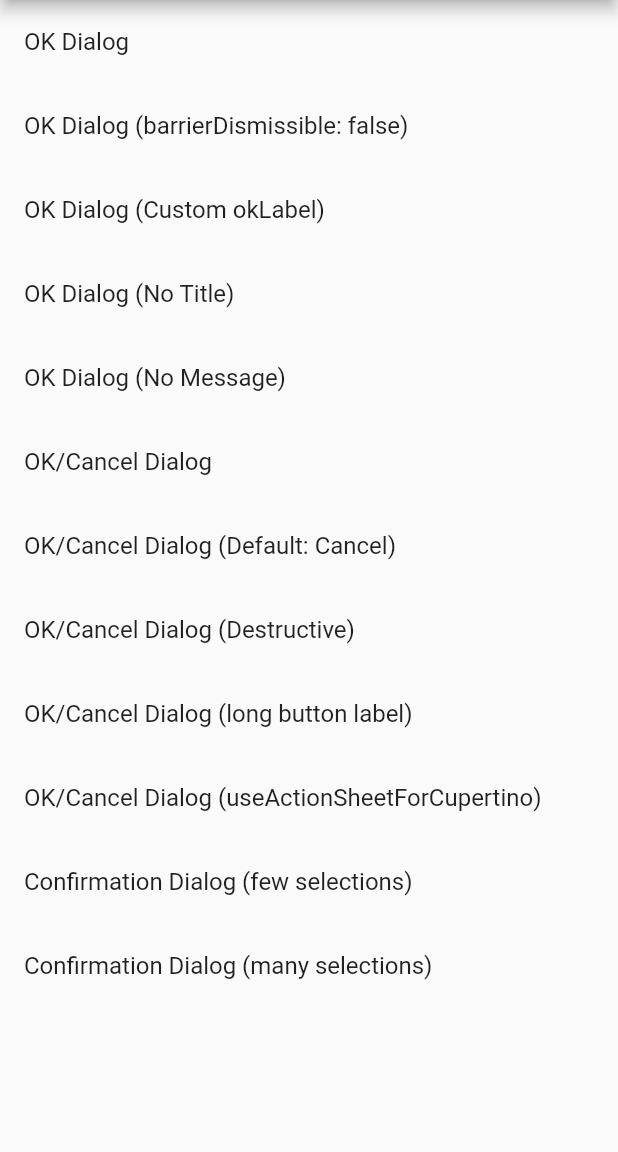
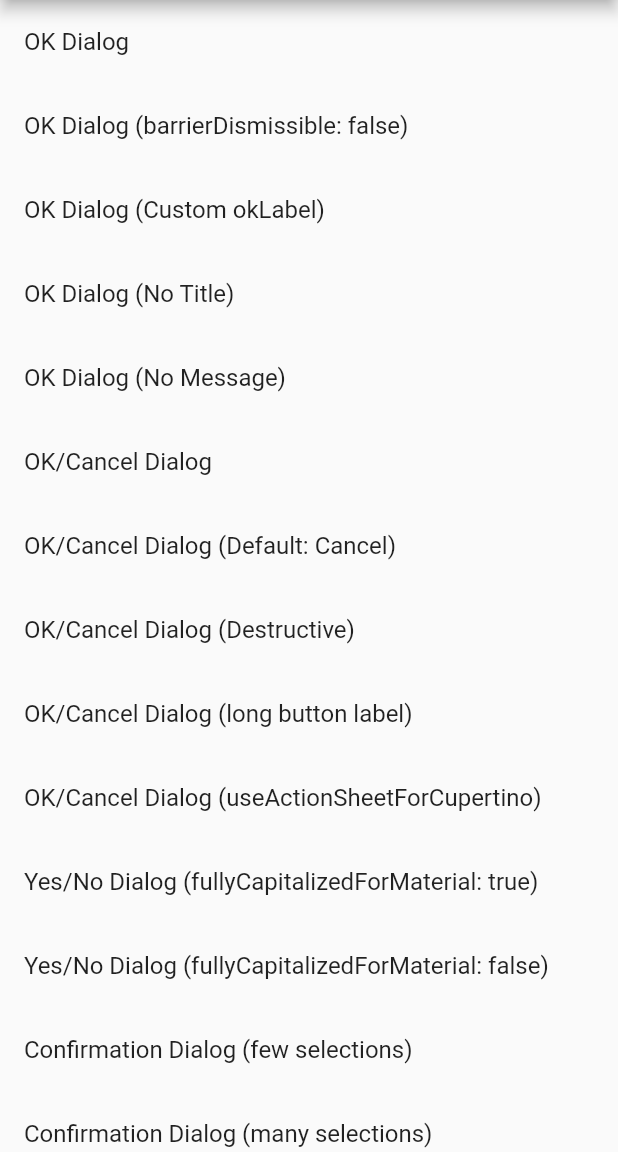
Before and after one commit to mono0926/adaptive_dialog, a Flutter app: the AlertPage screen opened by its route, on a phone screen of 412 x 824 dp, the part 84-1236 px from its top. Run offline on Flutter 3.47's test engine with Material 2 defaults, Android fonts, the phone set to English and light mode, and no system bars; our stand-ins replace recase; missing offline and left inert: mono_kit, simple_logger.

Commit message:
Add `fullyCapitalizedForMaterial` to `showAlertDialog`

```diff
--- a/example/lib/pages/alert_page.dart
+++ b/example/lib/pages/alert_page.dart
@@ -135,6 +135,37 @@ class AlertPage extends StatelessWidget {
             },
           ),
           ListTile(
+            title: const Text(
+              'Yes/No Dialog (fullyCapitalizedForMaterial: true)',
+            ),
+            onTap: () async {
+              final result = await showOkCancelAlertDialog(
+                context: context,
+                title: 'Title',
+                message: 'This is message.',
+                okLabel: 'Yes',
+                cancelLabel: 'Decline It',
+              );
+              logger.info(result);
+            },
+          ),
+          ListTile(
+            title: const Text(
+              'Yes/No Dialog (fullyCapitalizedForMaterial: false)',
+            ),
+            onTap: () async {
+              final result = await showOkCancelAlertDialog(
+                context: context,
+                title: 'Title',
+                message: 'This is message.',
+                okLabel: 'Yes',
+                cancelLabel: 'Decline It',
+                fullyCapitalizedForMaterial: false,
+              );
+              logger.info(result);
+            },
+          ),
+          ListTile(
             title: const Text('Confirmation Dialog (few selections)'),
             onTap: () async {
               final result = await showConfirmationDialog<int>(
--- a/lib/src/alert_dialog/alert_dialog_action.dart
+++ b/lib/src/alert_dialog/alert_dialog_action.dart
@@ -45,10 +45,11 @@ extension AlertDialogActionEx<T> on AlertDialogAction<T> {
   Widget convertToMaterialDialogAction({
     @required ActionCallback<T> onPressed,
     @required Color destructiveColor,
+    @required bool fullyCapitalizedForMaterial,
   }) {
     return TextButton(
       child: Text(
-        label,
+        fullyCapitalizedForMaterial ? label.toUpperCase() : label,
         style: textStyle.copyWith(
           color: isDestructiveAction ? destructiveColor : null,
         ),
@@ -69,10 +70,12 @@ extension AlertDialogActionListEx<T> on List<AlertDialogAction<T>> {
   List<Widget> convertToMaterialDialogActions({
     @required ActionCallback<T> onPressed,
     @required Color destructiveColor,
+    @required bool fullyCapitalizedForMaterial,
   }) =>
       map((a) => a.convertToMaterialDialogAction(
             onPressed: onPressed,
             destructiveColor: destructiveColor,
+            fullyCapitalizedForMaterial: fullyCapitalizedForMaterial,
           )).toList();
 
   List<SheetAction<T>> convertToSheetActions() =>
--- a/lib/src/alert_dialog/show_alert_dialog.dart
+++ b/lib/src/alert_dialog/show_alert_dialog.dart
@@ -19,6 +19,7 @@ Future<T> showAlertDialog<T>({
   bool useActionSheetForCupertino = false,
   bool useRootNavigator = true,
   VerticalDirection actionsOverflowDirection = VerticalDirection.up,
+  bool fullyCapitalizedForMaterial = true,
 }) {
   void pop(T key) => Navigator.of(
         context,
@@ -66,6 +67,7 @@ Future<T> showAlertDialog<T>({
             actions: actions.convertToMaterialDialogActions(
               onPressed: pop,
               destructiveColor: colorScheme.error,
+              fullyCapitalizedForMaterial: fullyCapitalizedForMaterial,
             ),
             actionsOverflowDirection: actionsOverflowDirection,
           ),
--- a/lib/src/alert_dialog/show_ok_cancel_alert_dialog.dart
+++ b/lib/src/alert_dialog/show_ok_cancel_alert_dialog.dart
@@ -24,6 +24,7 @@ Future<OkCancelResult> showOkCancelAlertDialog({
   bool useActionSheetForCupertino = false,
   bool useRootNavigator = true,
   VerticalDirection actionsOverflowDirection = VerticalDirection.up,
+  bool fullyCapitalizedForMaterial = true,
 }) async {
   final isCupertinoStyle = Theme.of(context).isCupertinoStyle;
   String defaultCancelLabel() {
@@ -40,6 +41,7 @@ Future<OkCancelResult> showOkCancelAlertDialog({
     useActionSheetForCupertino: useActionSheetForCupertino,
     useRootNavigator: useRootNavigator,
     actionsOverflowDirection: actionsOverflowDirection,
+    fullyCapitalizedForMaterial: fullyCapitalizedForMaterial,
     actions: [
       AlertDialogAction(
         label: cancelLabel ?? defaultCancelLabel(),
--- a/pubspec.yaml
+++ b/pubspec.yaml
@@ -1,6 +1,6 @@
 name: adaptive_dialog
 description: Show alert dialog or modal action sheet adaptively according to platform.
-version: 0.8.0+1
+version: 0.9.0
 homepage: https://github.com/mono0926/adaptive_dialog
 environment:
   sdk: ">=2.6.0 <3.0.0"
```
Also changed, not shown: example/pubspec.lock, pubspec.lock, 2 other files.
